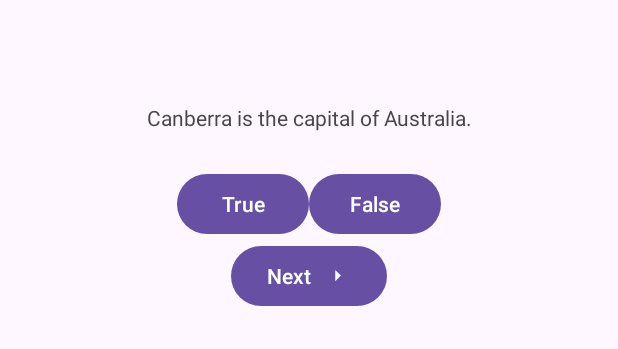
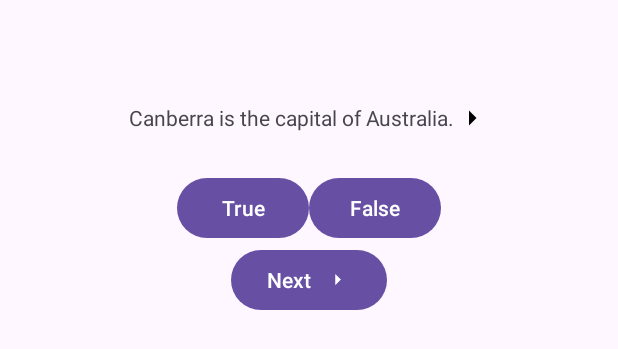
Before and after one commit to ElmaddinAsger/The-Big-Nerd-Ranch-Guide, an Android app: the layout activity_main.xml on its own in the app's theme, with its tools: preview values and no code run, on a phone screen of 412 x 824 dp. Shown: the part 428-777 px from the top of the screen. Run offline under Robolectric (Android 15) with nearby library versions, the phone set to English and light mode, and no system bars.

```diff
--- a/app/src/main/java/com/asadov/thebignerdranchguide/MainActivity.kt
+++ b/app/src/main/java/com/asadov/thebignerdranchguide/MainActivity.kt
@@ -45,7 +45,10 @@ class MainActivity : AppCompatActivity() {
 
         updateQuestion()
 
-
+        binding.questionTextView.setOnClickListener{
+            currentIndex = (currentIndex + 1) % questionBank.size
+            updateQuestion()
+        }
     }
 
     private fun updateQuestion() {
--- a/app/src/main/res/layout/activity_main.xml
+++ b/app/src/main/res/layout/activity_main.xml
@@ -12,7 +12,8 @@
         android:layout_height="wrap_content"
         android:gravity="center"
         android:padding="24dp"
-        tools:text="@string/question_australia"/>
+        tools:text="@string/question_australia"
+        android:drawableEnd="@drawable/arrow_right"/>
 
     <LinearLayout
         android:layout_width="wrap_content"
```
